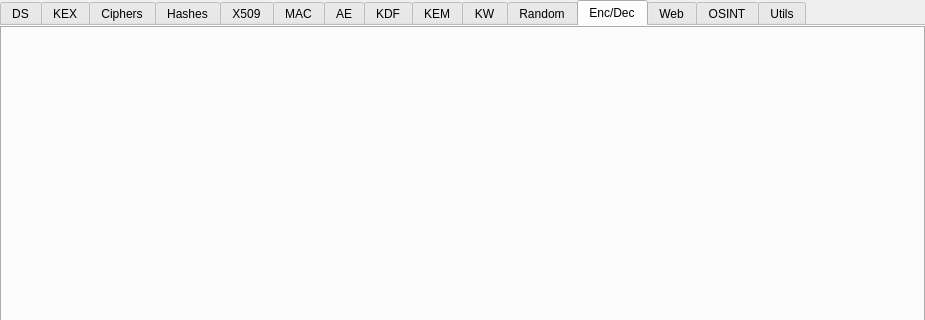
This is ui/MainWidget.ui in caffedrine/CryptoPocketKnife as Qt 5 draws it before an edit; both pictures show x 0 to 925 and y 0 to 320 of the 925 by 643 pixel window. The edited form follows.
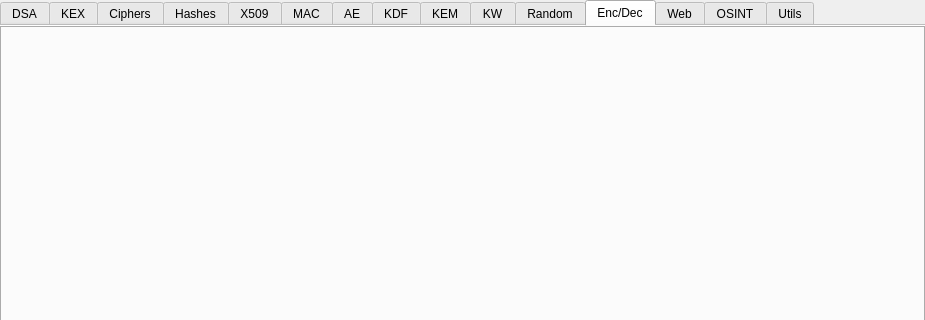
This is the edited form. Icons and pictures are not drawn. Custom widgets are drawn as their Qt base class.

Diff of the .ui file:
```diff
--- a/ui/MainWidget.ui
+++ b/ui/MainWidget.ui
@@ -90,7 +90,7 @@
          <string/>
         </property>
         <attribute name="title">
-         <string>DS</string>
+         <string>DSA</string>
         </attribute>
         <attribute name="toolTip">
          <string>Digital Signature Algorithms</string>
```
